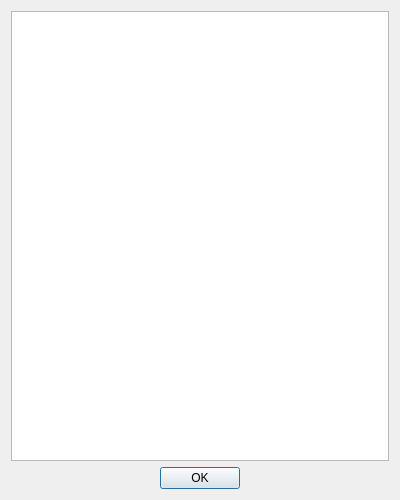
First picture: the form in editor/debugger/MemoryMapDialog.ui, repository zapolnov/zxide, before the edit.
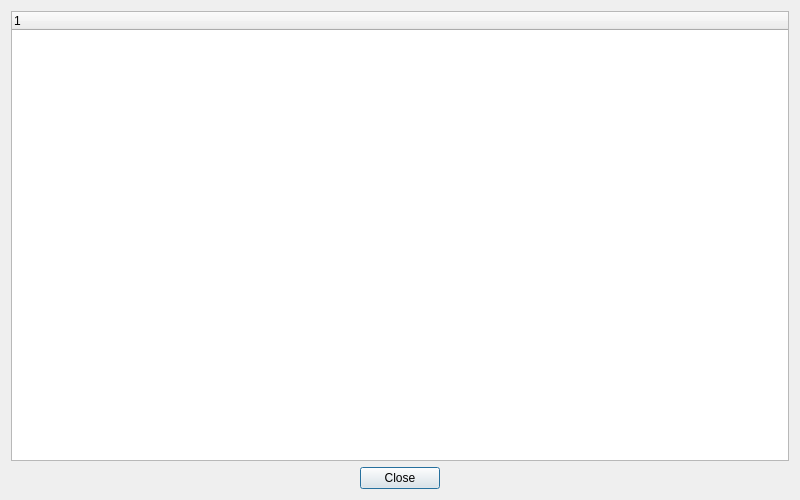
Second picture: the form after the edit.

Commit message: Completed the memory map dialog.

```diff
--- a/editor/debugger/MemoryMapDialog.ui
+++ b/editor/debugger/MemoryMapDialog.ui
@@ -6,7 +6,7 @@
    <rect>
     <x>0</x>
     <y>0</y>
-    <width>400</width>
+    <width>800</width>
     <height>500</height>
    </rect>
   </property>
@@ -59,7 +59,13 @@
       <bool>true</bool>
      </property>
      <attribute name="headerVisible">
-      <bool>false</bool>
+      <bool>true</bool>
+     </attribute>
+     <attribute name="headerDefaultSectionSize">
+      <number>400</number>
+     </attribute>
+     <attribute name="headerStretchLastSection">
+      <bool>true</bool>
      </attribute>
      <column>
       <property name="text">
@@ -74,7 +80,7 @@
       <enum>Qt::Horizontal</enum>
      </property>
      <property name="standardButtons">
-      <set>QDialogButtonBox::Ok</set>
+      <set>QDialogButtonBox::Close</set>
      </property>
      <property name="centerButtons">
       <bool>true</bool>
```
The commit also changes 19 other files.
